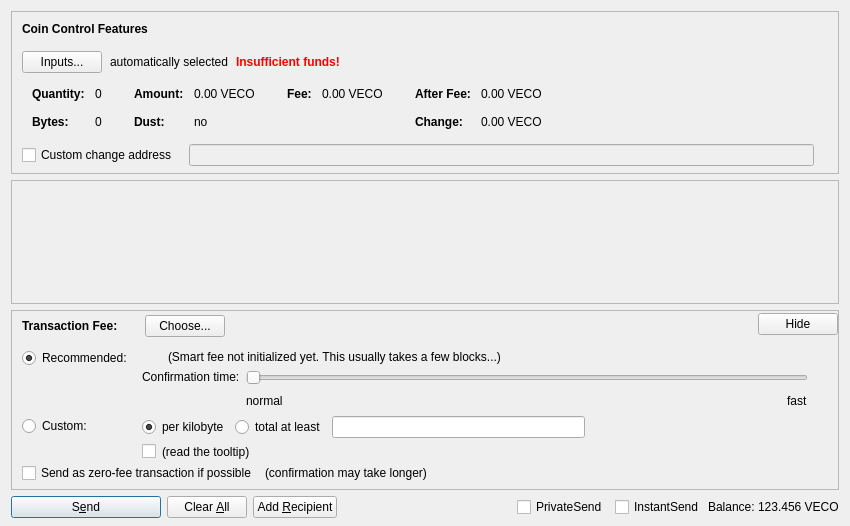
Before: the Qt Designer form src/qt/forms/sendcoinsdialog.ui in vecopay/veco, drawn with Qt 5.
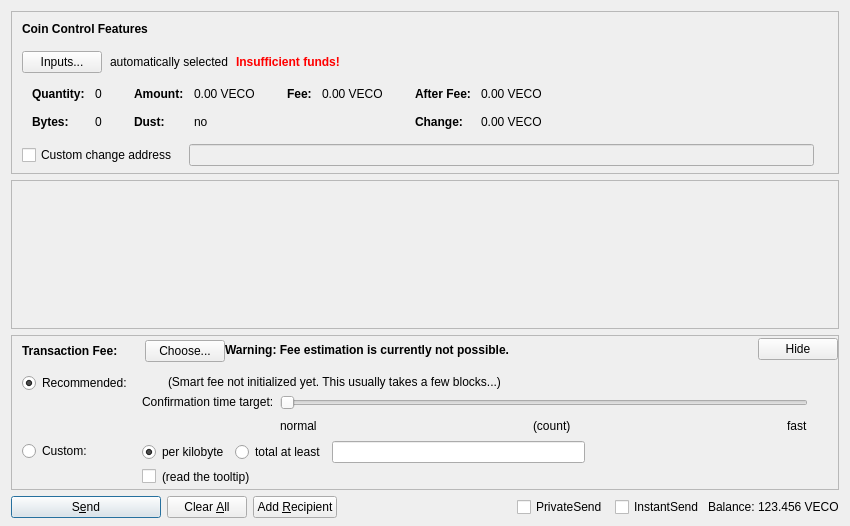
After: the same form once the commit is applied. Custom widgets are drawn as their Qt base class.

The edit to the form file:
```diff
--- a/src/qt/forms/sendcoinsdialog.ui
+++ b/src/qt/forms/sendcoinsdialog.ui
@@ -588,7 +588,7 @@
         <x>0</x>
         <y>0</y>
         <width>830</width>
-        <height>69</height>
+        <height>104</height>
        </rect>
       </property>
       <layout class="QVBoxLayout" name="verticalLayout_2" stretch="0,1">
@@ -759,11 +759,33 @@
             </item>
            </layout>
           </item>
+          <item>
+           <widget class="QLabel" name="fallbackFeeWarningLabel">
+            <property name="toolTip">
+             <string>Using the fallbackfee can result in sending a transaction that will take several hours or days (or never) to confirm. Consider choosing your fee manually or wait until your have validated the complete chain.</string>
+            </property>
+            <property name="font">
+            <font>
+                <weight>75</weight>
+                <bold>true</bold>
+            </font>
+            </property>
+            <property name="text">
+             <string>Warning: Fee estimation is currently not possible.</string>
+            </property>
+            <property name="wordWrap">
+             <bool>false</bool>
+            </property>
+           </widget>
+          </item>
           <item>
            <spacer name="horizontalSpacer_4">
             <property name="orientation">
              <enum>Qt::Horizontal</enum>
             </property>
+            <property name="sizeType">
+             <enum>QSizePolicy::MinimumExpanding</enum>
+            </property>
             <property name="sizeHint" stdset="0">
              <size>
               <width>40</width>
@@ -1031,7 +1053,7 @@
                    <item>
                     <widget class="QLabel" name="labelSmartFee3">
                      <property name="text">
-                      <string>Confirmation time:</string>
+                      <string>Confirmation time target:</string>
                      </property>
                      <property name="margin">
                       <number>2</number>
@@ -1064,7 +1086,7 @@
                       <number>0</number>
                      </property>
                      <property name="maximum">
-                      <number>24</number>
+                      <number>23</number>
                      </property>
                      <property name="pageStep">
                       <number>1</number>
@@ -1095,6 +1117,26 @@
                        </property>
                       </widget>
                      </item>
+                     <item>
+                      <spacer name="horizontalSpacer_7">
+                       <property name="orientation">
+                        <enum>Qt::Horizontal</enum>
+                       </property>
+                       <property name="sizeHint" stdset="0">
+                        <size>
+                         <width>40</width>
+                         <height>20</height>
+                        </size>
+                       </property>
+                      </spacer>
+                     </item>
+                     <item>
+                      <widget class="QLabel" name="confirmationTargetLabel">
+                       <property name="text">
+                        <string notr="true">(count)</string>
+                       </property>
+                      </widget>
+                     </item>
                      <item>
                       <spacer name="horizontalSpacer_3">
                        <property name="orientation">
@@ -1138,59 +1180,6 @@
              </item>
             </layout>
            </item>
-           <item>
-            <layout class="QHBoxLayout" name="horizontalLayoutFee5" stretch="0,0,0">
-             <property name="spacing">
-              <number>8</number>
-             </property>
-             <property name="bottomMargin">
-              <number>4</number>
-             </property>
-             <item>
-              <widget class="QCheckBox" name="checkBoxFreeTx">
-               <property name="text">
-                <string>Send as zero-fee transaction if possible</string>
-               </property>
-              </widget>
-             </item>
-             <item>
-              <widget class="QLabel" name="labelFreeTx">
-               <property name="text">
-                <string>(confirmation may take longer)</string>
-               </property>
-               <property name="margin">
-                <number>5</number>
-               </property>
-              </widget>
-             </item>
-             <item>
-              <spacer name="horizontalSpacerFee5">
-               <property name="orientation">
-                <enum>Qt::Horizontal</enum>
-               </property>
-               <property name="sizeHint" stdset="0">
-                <size>
-                 <width>1</width>
-                 <height>1</height>
-                </size>
-               </property>
-              </spacer>
-             </item>
-            </layout>
-           </item>
-           <item>
-            <spacer name="verticalSpacerFee2">
-             <property name="orientation">
-              <enum>Qt::Vertical</enum>
-             </property>
-             <property name="sizeHint" stdset="0">
-              <size>
-               <width>1</width>
-               <height>1</height>
-              </size>
-             </property>
-            </spacer>
-           </item>
           </layout>
          </widget>
         </item>
```
Left out of the diff: 6 changed lines with no effect on the pictures.
